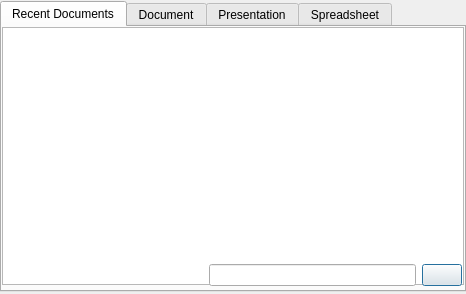
Qt form tools/f-office/FileChooserDialog.ui (KDE/calligra) before a commit.
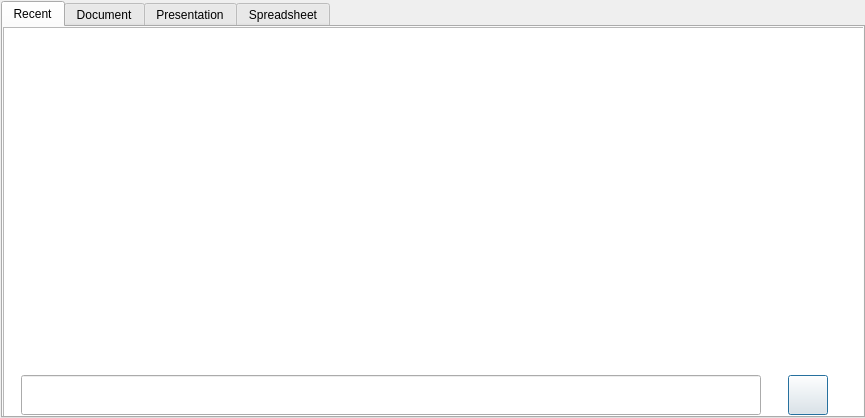
The same form after that commit. Icons and pictures are not drawn.

Commit message: updating File chooser dialog

What changed in the file:
```diff
--- a/tools/f-office/FileChooserDialog.ui
+++ b/tools/f-office/FileChooserDialog.ui
@@ -6,39 +6,60 @@
    <rect>
     <x>0</x>
     <y>0</y>
-    <width>466</width>
-    <height>294</height>
+    <width>865</width>
+    <height>418</height>
    </rect>
   </property>
+  <property name="sizePolicy">
+   <sizepolicy hsizetype="Expanding" vsizetype="Expanding">
+    <horstretch>0</horstretch>
+    <verstretch>0</verstretch>
+   </sizepolicy>
+  </property>
   <property name="windowTitle">
    <string>File Chooser</string>
   </property>
   <widget class="QTabWidget" name="fileChooser">
    <property name="geometry">
     <rect>
-     <x>0</x>
+     <x>1</x>
      <y>1</y>
-     <width>466</width>
-     <height>291</height>
+     <width>864</width>
+     <height>417</height>
     </rect>
    </property>
    <property name="tabPosition">
     <enum>QTabWidget::North</enum>
    </property>
+   <property name="tabShape">
+    <enum>QTabWidget::Rounded</enum>
+   </property>
    <property name="currentIndex">
     <number>0</number>
    </property>
+   <property name="iconSize">
+    <size>
+     <width>16</width>
+     <height>16</height>
+    </size>
+   </property>
    <widget class="QWidget" name="recentTab">
+    <property name="sizePolicy">
+     <sizepolicy hsizetype="Expanding" vsizetype="Expanding">
+      <horstretch>0</horstretch>
+      <verstretch>0</verstretch>
+     </sizepolicy>
+    </property>
     <attribute name="title">
-     <string>Recent Documents</string>
+     <string>Recent</string>
     </attribute>
     <widget class="QListView" name="recentView">
      <property name="geometry">
       <rect>
        <x>0</x>
        <y>0</y>
-       <width>462</width>
-       <height>258</height>
+       <width>863</width>
+       <height>413</height>
       </rect>
      </property>
      <property name="editTriggers">
@@ -98,42 +119,76 @@
   <widget class="QWidget" name="horizontalLayoutWidget">
    <property name="geometry">
     <rect>
-     <x>1</x>
-     <y>260</y>
-     <width>461</width>
-     <height>31</height>
+     <x>0</x>
+     <y>370</y>
+     <width>851</width>
+     <height>51</height>
     </rect>
    </property>
-   <layout class="QHBoxLayout" name="horizontalLayout">
-    <item>
-     <spacer name="horizontalSpacer">
-      <property name="orientation">
-       <enum>Qt::Horizontal</enum>
-      </property>
-      <property name="sizeType">
-       <enum>QSizePolicy::Expanding</enum>
-      </property>
-      <property name="sizeHint" stdset="0">
-       <size>
-        <width>40</width>
-        <height>20</height>
-       </size>
-      </property>
-     </spacer>
-    </item>
-    <item>
-     <widget class="QLineEdit" name="filePath"/>
-    </item>
-    <item>
+   <layout class="QGridLayout" name="gridLayout">
+    <property name="sizeConstraint">
+     <enum>QLayout::SetMinimumSize</enum>
+    </property>
+    <item row="0" column="1">
      <widget class="QPushButton" name="levelUp">
+      <property name="sizePolicy">
+       <sizepolicy hsizetype="Expanding" vsizetype="Expanding">
+        <horstretch>0</horstretch>
+        <verstretch>0</verstretch>
+       </sizepolicy>
+      </property>
+      <property name="minimumSize">
+       <size>
+        <width>40</width>
+        <height>40</height>
+       </size>
+      </property>
+      <property name="maximumSize">
+       <size>
+        <width>40</width>
+        <height>40</height>
+       </size>
+      </property>
       <property name="text">
        <string/>
       </property>
+      <property name="icon">
+       <iconset resource="FreOffice.qrc">
+        <normaloff>:/images/64x64/VirtualKeyBoard/change.png</normaloff>:/images/64x64/VirtualKeyBoard/change.png</iconset>
+      </property>
+      <property name="iconSize">
+       <size>
+        <width>40</width>
+        <height>40</height>
+       </size>
+      </property>
       <property name="autoDefault">
        <bool>true</bool>
       </property>
      </widget>
     </item>
+    <item row="0" column="0">
+     <widget class="QLineEdit" name="filePath">
+      <property name="sizePolicy">
+       <sizepolicy hsizetype="Expanding" vsizetype="Expanding">
+        <horstretch>0</horstretch>
+        <verstretch>0</verstretch>
+       </sizepolicy>
+      </property>
+      <property name="minimumSize">
+       <size>
+        <width>740</width>
+        <height>40</height>
+       </size>
+      </property>
+      <property name="maximumSize">
+       <size>
+        <width>740</width>
+        <height>40</height>
+       </size>
+      </property>
+     </widget>
+    </item>
    </layout>
   </widget>
  </widget>
```
Left out of the diff: 46 changed lines with no effect on the pictures. The commit also changes 3 other files.
